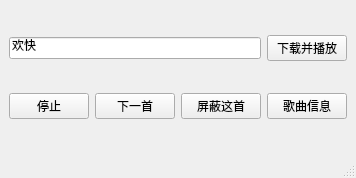
Old version of the form mainwindow.ui in the repository iwxyi/EmotionSongsPlayer.
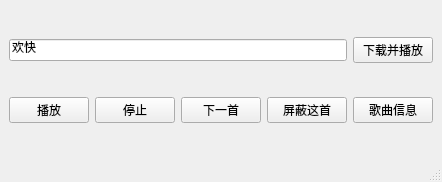
New version of the form.

```diff
--- a/mainwindow.ui
+++ b/mainwindow.ui
@@ -6,8 +6,8 @@
    <rect>
     <x>0</x>
     <y>0</y>
-    <width>338</width>
-    <height>178</height>
+    <width>419</width>
+    <height>182</height>
    </rect>
   </property>
   <property name="windowTitle">
@@ -38,6 +38,13 @@
     </item>
     <item>
      <layout class="QHBoxLayout" name="horizontalLayout_2">
+      <item>
+       <widget class="QPushButton" name="pushButton_6">
+        <property name="text">
+         <string>播放</string>
+        </property>
+       </widget>
+      </item>
       <item>
        <widget class="QPushButton" name="pushButton_2">
         <property name="text">
```
Left out of the diff: 2 changed lines with no effect on the pictures.
